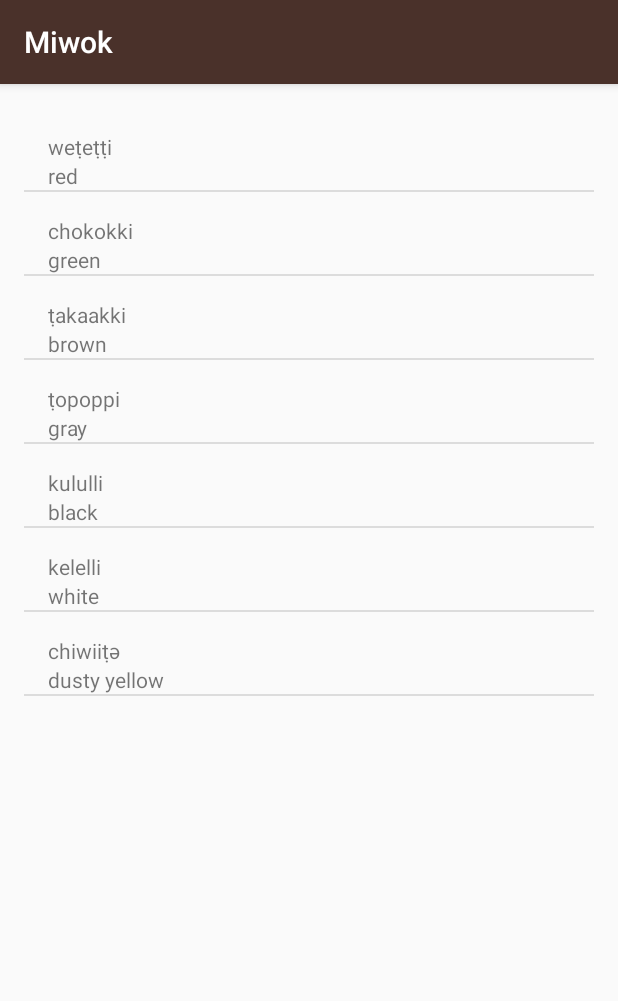
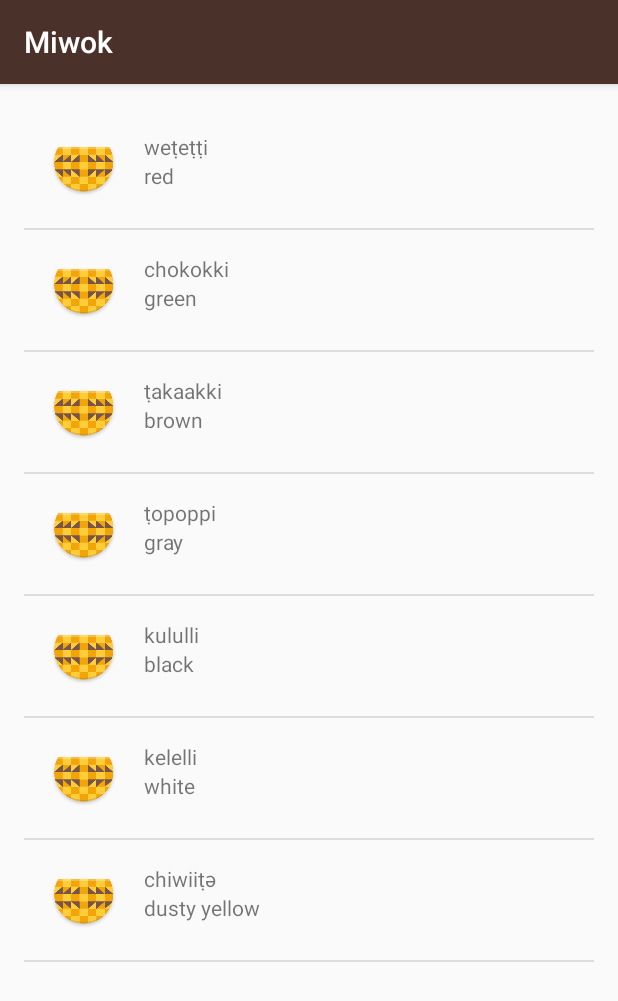
Before and after one commit to oaris/Miwok-App, an Android app: the ColorsActivity screen opened directly, with no data from a screen before it, on a phone screen of 412 x 824 dp. Shown: the top 1001 px of the screen. Run offline under Robolectric (Android 15) with nearby library versions, the phone set to English and light mode, and no system bars.

Commit message:
Modifies list item file to support image to left of text views

```diff
--- a/app/src/main/res/layout/list_item.xml
+++ b/app/src/main/res/layout/list_item.xml
@@ -1,11 +1,25 @@
 <?xml version="1.0" encoding="utf-8"?>
-<LinearLayout xmlns:android="http://schemas.android.com/apk/res/android"
+
+<LinearLayout
+    xmlns:android="http://schemas.android.com/apk/res/android"
     xmlns:tools="http://schemas.android.com.tools"
+    android:orientation="horizontal"
+    android:layout_width="match_parent"
+    android:layout_height="wrap_content"
+    android:padding="16dp">
+
+    <ImageView
+        android:id="@+id/icon_image_view"
+        android:src="@mipmap/ic_launcher"
+        android:layout_width="wrap_content"
+        android:layout_height="wrap_content"/>
+
+    <LinearLayout
         android:orientation="vertical"
         android:layout_width="match_parent"
         android:layout_height="match_parent"
-              android:paddingTop="16dp"
         android:paddingLeft="16dp">
+
         <TextView
             android:id="@+id/miwok_text_view"
             android:layout_width="match_parent"
@@ -17,3 +31,5 @@
             android:layout_height="wrap_content"/>
 
     </LinearLayout>
+
+</LinearLayout>
```
Lines whose indentation alone changed are shown as unchanged.
